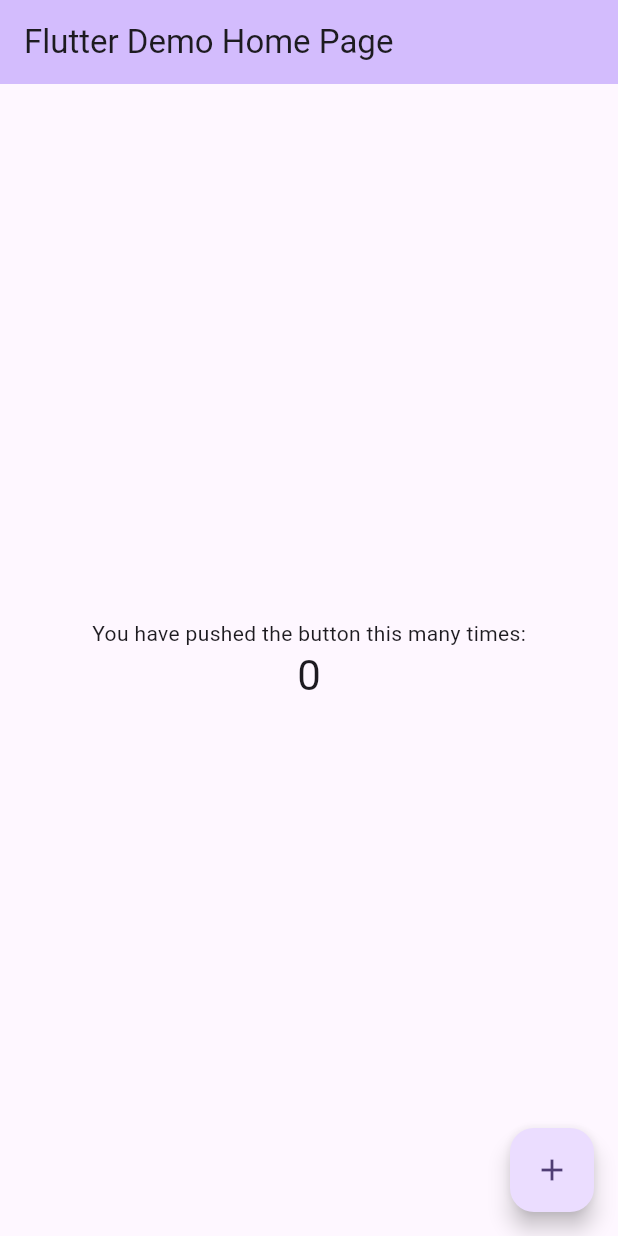
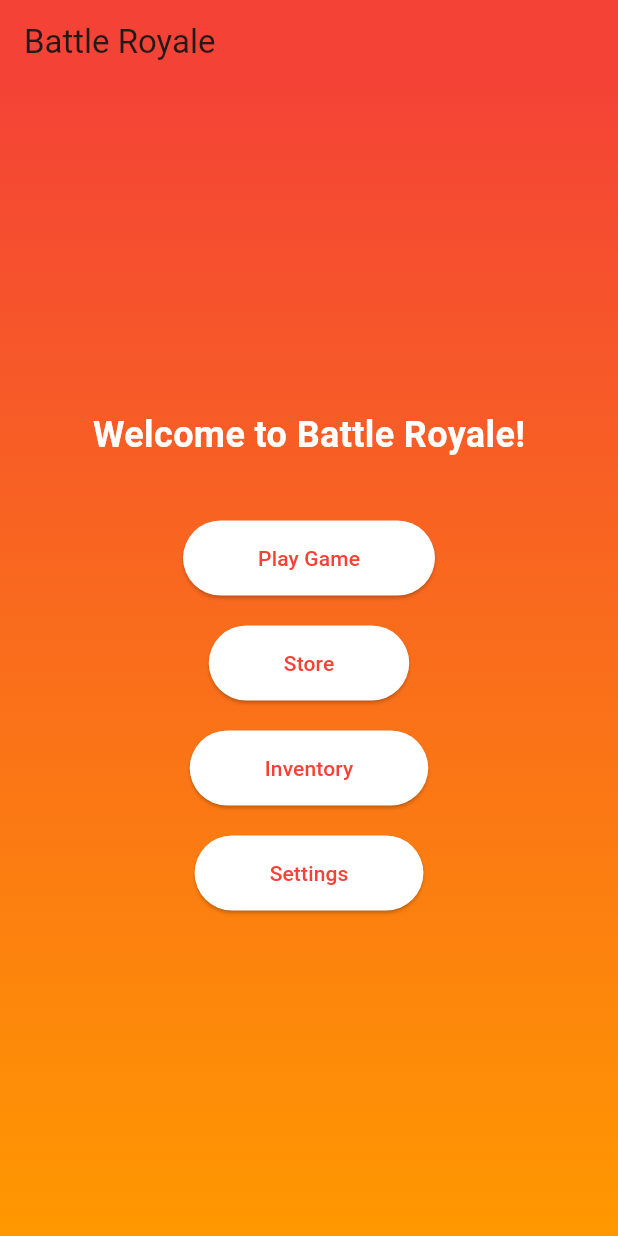
Before and after one commit to could-ai/019a165f-ec43-7e82-847f-bb9d797c8988, a Flutter app: the screen it shows after launch, on a phone screen of 412 x 824 dp. Run offline on Flutter 3.47's test engine with Material 3 defaults, Android fonts, the phone set to English and light mode, and no system bars.

Commit message:
Modified main.dart to set up the app as a Battle Royale game similar to Free Fire. Changed the app title to 'Battle Royale Game', updated the theme to use red as the seed color to match Free Fire's theme, and set the home screen to a new HomeScreen widget. This establishes the foundation for a game-like app with navigation capabilities.; Created a new home screen for the Battle Royale game. This screen includes a gradient background in red and orange colors to match Free Fire's aesthetic, a welcome message, and buttons for navigating to Play Game, Store, Inventory, and Settings screens. This provides the main menu interface typical of battle royale games.; Created a game screen as a placeholder for the battle royale gameplay. It includes a black background to simulate a game environment, a placeholder text indicating the game is in progress, and a floating action button that acts as a shooting mechanism with a snackbar feedback. This represents the core game interface found in games like Free Fire.; Created a store screen where players can purchase in-game items like skins, weapons, and boosters, similar to Free Fire's store. It includes a list of items with prices in coins and placeholder purchase actions that show snackbars. This adds the monetization aspect common in battle royale games.; Created an inventory screen to display owned items like skins, weapons, and boosters. It shows equipped items and placeholders for items that can be purchased. This provides the inventory management feature common in games like Free Fire.; Created a settings screen with options for sound effects, music, vibration, and graphics quality. This includes switches and list tiles for configuration, providing the settings customization typical in modern games like Free Fire.

```diff
--- a/usr/lib/main.dart
+++ b/usr/lib/main.dart
@@ -1,4 +1,5 @@
 import 'package:flutter/material.dart';
+import 'screens/home_screen.dart';
 
 void main() {
   runApp(const MyApp());
@@ -7,114 +8,16 @@ void main() {
 class MyApp extends StatelessWidget {
   const MyApp({super.key});
 
-  // This widget is the root of your application.
   @override
   Widget build(BuildContext context) {
     return MaterialApp(
-      title: 'Flutter Demo',
+      title: 'Battle Royale Game',
       debugShowCheckedModeBanner: false,
       theme: ThemeData(
-        // This is the theme of your application.
-        //
-        // TRY THIS: Try running your application with "flutter run". You'll see
-        // the application has a purple toolbar. Then, without quitting the app,
-        // try changing the seedColor in the colorScheme below to Colors.green
-        // and then invoke "hot reload" (save your changes or press the "hot
-        // reload" button in a Flutter-supported IDE, or press "r" if you used
-        // the command line to start the app).
-        //
-        // Notice that the counter didn't reset back to zero; the application
-        // state is not lost during the reload. To reset the state, use hot
-        // restart instead.
-        //
-        // This works for code too, not just values: Most code changes can be
-        // tested with just a hot reload.
-        colorScheme: ColorScheme.fromSeed(seedColor: Colors.deepPurple),
+        colorScheme: ColorScheme.fromSeed(seedColor: Colors.red),
+        useMaterial3: true,
       ),
-      home: const MyHomePage(title: 'Flutter Demo Home Page'),
+      home: const HomeScreen(),
     );
   }
 }
-
-class MyHomePage extends StatefulWidget {
-  const MyHomePage({super.key, required this.title});
-
-  // This widget is the home page of your application. It is stateful, meaning
-  // that it has a State object (defined below) that contains fields that affect
-  // how it looks.
-
-  // This class is the configuration for the state. It holds the values (in this
-  // case the title) provided by the parent (in this case the App widget) and
-  // used by the build method of the State. Fields in a Widget subclass are
-  // always marked "final".
-
-  final String title;
-
-  @override
-  State<MyHomePage> createState() => _MyHomePageState();
-}
-
-class _MyHomePageState extends State<MyHomePage> {
-  int _counter = 0;
-
-  void _incrementCounter() {
-    setState(() {
-      // This call to setState tells the Flutter framework that something has
-      // changed in this State, which causes it to rerun the build method below
-      // so that the display can reflect the updated values. If we changed
-      // _counter without calling setState(), then the build method would not be
-      // called again, and so nothing would appear to happen.
-      _counter++;
-    });
-  }
-
-  @override
-  Widget build(BuildContext context) {
-    // This method is rerun every time setState is called, for instance as done
-    // by the _incrementCounter method above.
-    //
-    // The Flutter framework has been optimized to make rerunning build methods
-    // fast, so that you can just rebuild anything that needs updating rather
-    // than having to individually change instances of widgets.
-    return Scaffold(
-      appBar: AppBar(
-        // TRY THIS: Try changing the color here to a specific color (to
-        // Colors.amber, perhaps?) and trigger a hot reload to see the AppBar
-        // change color while the other colors stay the same.
-        backgroundColor: Theme.of(context).colorScheme.inversePrimary,
-        // Here we take the value from the MyHomePage object that was created by
-        // the App.build method, and use it to set our appbar title.
-        title: Text(widget.title),
-      ),
-      body: Center(
-        // Center is a layout widget. It takes a single child and positions it
-        // in the middle of the parent.
-        child: Column(
-          // Column is also a layout widget. It takes a list of children and
-          // arranges them vertically. By default, it sizes itself to fit its
-          // children horizontally, and tries to be as tall as its parent.
-          //
-          // Column has various properties to control how it sizes itself and
-          // how it positions its children. Here we use mainAxisAlignment to
-          // center the children vertically; the main axis here is the vertical
-          // axis because Columns are vertical (the cross axis would be
-          // horizontal).
-          //
-          // TRY THIS: Invoke "debug painting" (choose the "Toggle Debug Paint"
-          // action in the IDE, or press "p" in the console), to see the
-          // wireframe for each widget.
-          mainAxisAlignment: MainAxisAlignment.center,
-          children: <Widget>[
-            const Text('You have pushed the button this many times:'),
-            Text('$_counter', style: Theme.of(context).textTheme.headlineMedium),
-          ],
-        ),
-      ),
-      floatingActionButton: FloatingActionButton(
-        onPressed: _incrementCounter,
-        tooltip: 'Increment',
-        child: const Icon(Icons.add),
-      ), // This trailing comma makes auto-formatting nicer for build methods.
-    );
-  }
-}
--- /dev/null
+++ b/usr/lib/screens/home_screen.dart
@@ -0,0 +1,103 @@
+import 'package:flutter/material.dart';
+import 'game_screen.dart';
+import 'store_screen.dart';
+import 'inventory_screen.dart';
+import 'settings_screen.dart';
+
+class HomeScreen extends StatelessWidget {
+  const HomeScreen({super.key});
+
+  @override
+  Widget build(BuildContext context) {
+    return Scaffold(
+      appBar: AppBar(
+        title: const Text('Battle Royale'),
+        backgroundColor: Colors.red,
+      ),
+      body: Container(
+        decoration: const BoxDecoration(
+          gradient: LinearGradient(
+            begin: Alignment.topCenter,
+            end: Alignment.bottomCenter,
+            colors: [Colors.red, Colors.orange],
+          ),
+        ),
+        child: Center(
+          child: Column(
+            mainAxisAlignment: MainAxisAlignment.center,
+            children: [
+              const Text(
+                'Welcome to Battle Royale!',
+                style: TextStyle(
+                  fontSize: 24,
+                  fontWeight: FontWeight.bold,
+                  color: Colors.white,
+                ),
+              ),
+              const SizedBox(height: 40),
+              ElevatedButton(
+                onPressed: () {
+                  Navigator.push(
+                    context,
+                    MaterialPageRoute(builder: (context) => const GameScreen()),
+                  );
+                },
+                style: ElevatedButton.styleFrom(
+                  backgroundColor: Colors.white,
+                  foregroundColor: Colors.red,
+                  padding: const EdgeInsets.symmetric(horizontal: 50, vertical: 15),
+                ),
+                child: const Text('Play Game'),
+              ),
+              const SizedBox(height: 20),
+              ElevatedButton(
+                onPressed: () {
+                  Navigator.push(
+                    context,
+                    MaterialPageRoute(builder: (context) => const StoreScreen()),
+                  );
+                },
+                style: ElevatedButton.styleFrom(
+                  backgroundColor: Colors.white,
+                  foregroundColor: Colors.red,
+                  padding: const EdgeInsets.symmetric(horizontal: 50, vertical: 15),
+                ),
+                child: const Text('Store'),
+              ),
+              const SizedBox(height: 20),
+              ElevatedButton(
+                onPressed: () {
+                  Navigator.push(
+                    context,
+                    MaterialPageRoute(builder: (context) => const InventoryScreen()),
+                  );
+                },
+                style: ElevatedButton.styleFrom(
+                  backgroundColor: Colors.white,
+                  foregroundColor: Colors.red,
+                  padding: const EdgeInsets.symmetric(horizontal: 50, vertical: 15),
+                ),
+                child: const Text('Inventory'),
+              ),
+              const SizedBox(height: 20),
+              ElevatedButton(
+                onPressed: () {
+                  Navigator.push(
+                    context,
+                    MaterialPageRoute(builder: (context) => const SettingsScreen()),
+                  );
+                },
+                style: ElevatedButton.styleFrom(
+                  backgroundColor: Colors.white,
+                  foregroundColor: Colors.red,
+                  padding: const EdgeInsets.symmetric(horizontal: 50, vertical: 15),
+                ),
+                child: const Text('Settings'),
+              ),
+            ],
+          ),
+        ),
+      ),
+    );
+  }
+}
```
Also changed, not shown: usr/lib/screens/game_screen.dart (added, +40 -0 lines), usr/lib/screens/inventory_screen.dart (added, +46 -0 lines), usr/lib/screens/settings_screen.dart (added, +53 -0 lines), usr/lib/screens/store_screen.dart (added, +65 -0 lines).
